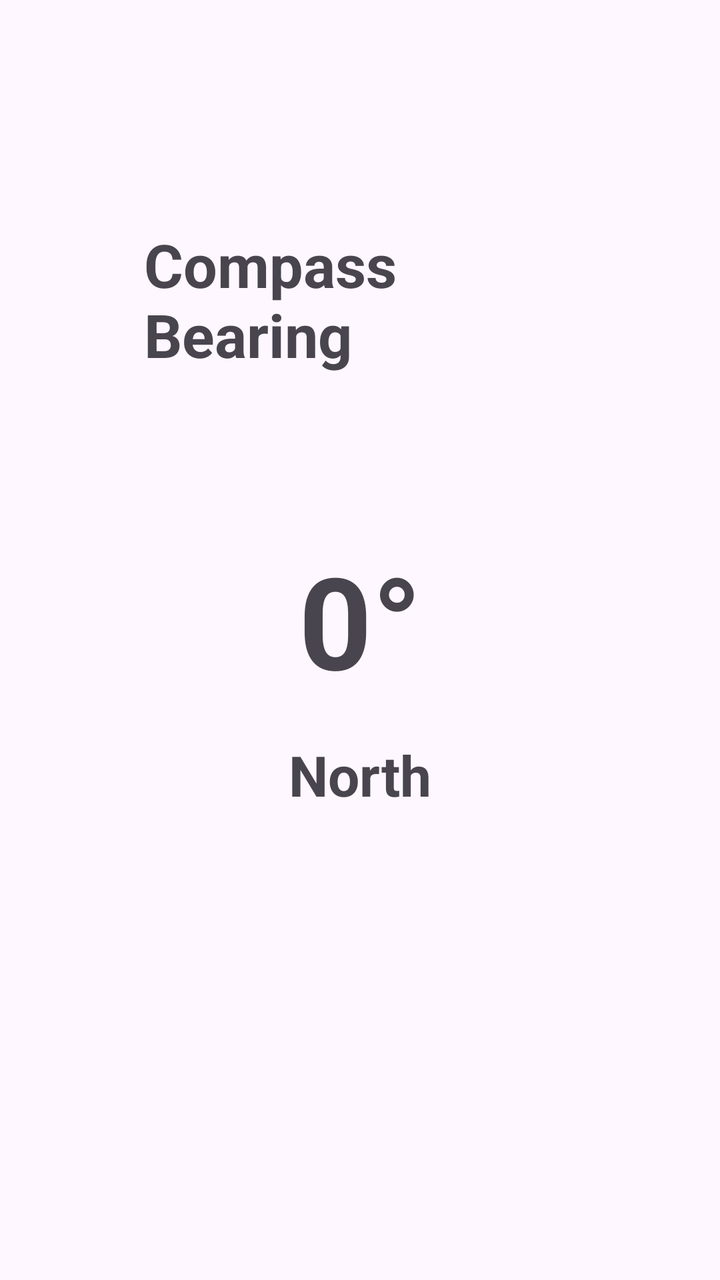
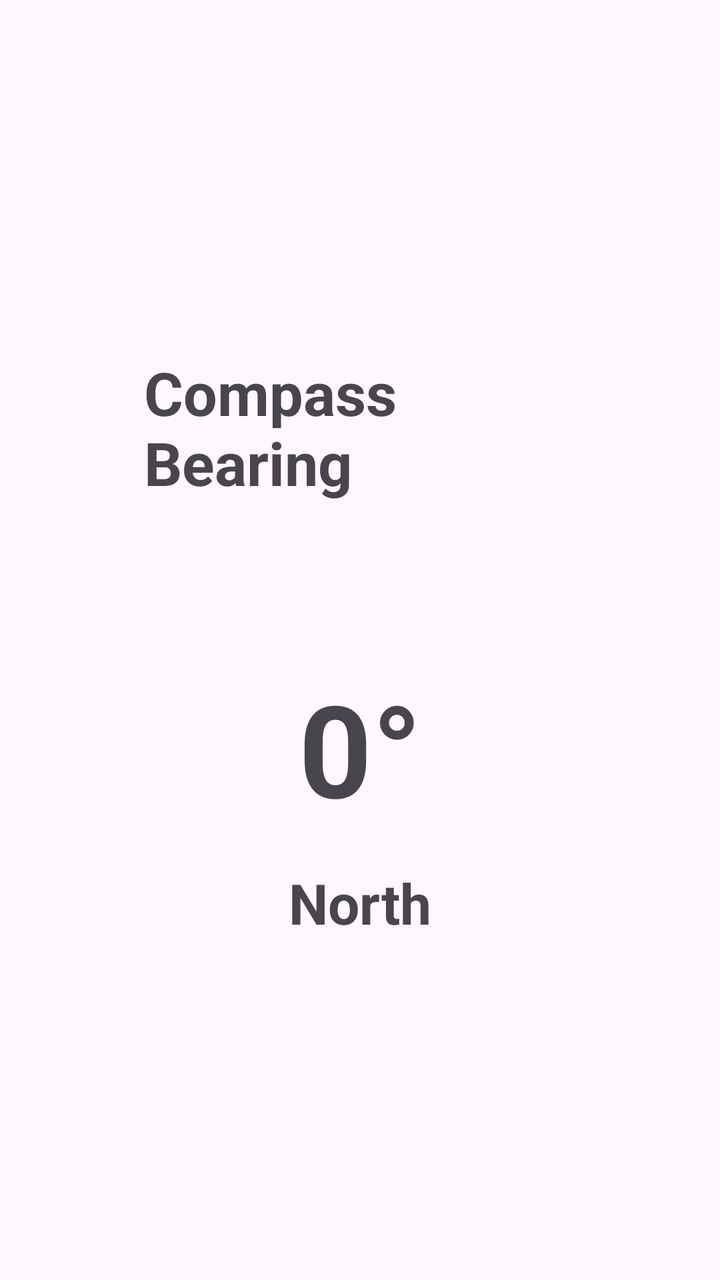

Screens rendered from an Android XML layout before and after an edit, with the pre-edit source and the edit as a unified diff.
<!-- AndroidManifest.xml: application theme Theme.LocationFinder -->
<!-- res/layout/activity_compass.xml -->
<?xml version="1.0" encoding="utf-8"?>
<androidx.constraintlayout.widget.ConstraintLayout xmlns:android="http://schemas.android.com/apk/res/android"
    xmlns:app="http://schemas.android.com/apk/res-auto"
    xmlns:tools="http://schemas.android.com/tools"
    android:id="@+id/main"
    android:layout_width="match_parent"
    android:layout_height="match_parent"
    android:padding="72dp"
    tools:context=".CompassActivity">

    <TextView
        android:id="@+id/compassTitleText"
        android:layout_width="wrap_content"
        android:layout_height="wrap_content"
        android:text="Compass Bearing"
        android:textSize="30sp"
        android:textStyle="bold"
        android:layout_marginTop="40dp"
        app:layout_constraintTop_toTopOf="parent"
        app:layout_constraintStart_toStartOf="parent"
        app:layout_constraintEnd_toEndOf="parent" />

    <TextView
        android:id="@+id/bearingText"
        android:layout_width="wrap_content"
        android:layout_height="wrap_content"
        android:text="0°"
        android:textSize="64sp"
        android:textStyle="bold"
        android:layout_marginTop="80dp"
        app:layout_constraintTop_toBottomOf="@id/compassTitleText"
        app:layout_constraintStart_toStartOf="parent"
        app:layout_constraintEnd_toEndOf="parent" />

    <TextView
        android:id="@+id/directionText"
        android:layout_width="wrap_content"
        android:layout_height="wrap_content"
        android:text="North"
        android:textSize="28sp"
        android:textStyle="bold"
        android:layout_marginTop="16dp"
        app:layout_constraintTop_toBottomOf="@id/bearingText"
        app:layout_constraintStart_toStartOf="parent"
        app:layout_constraintEnd_toEndOf="parent" />

</androidx.constraintlayout.widget.ConstraintLayout>
<!-- resources referenced by this layout -->
<resources>
  <style name="Theme.LocationFinder" parent="Base.Theme.LocationFinder" />
  <style name="Base.Theme.LocationFinder" parent="Theme.Material3.DayNight.NoActionBar">
          
          
      </style>
</resources>

<!-- the commit's change to res/layout/activity_compass.xml (unified diff, before → after) -->
@@ -8,6 +8,15 @@
     android:padding="72dp"
     tools:context=".CompassActivity">
 
+    <androidx.appcompat.widget.Toolbar
+        android:id="@+id/toolbar"
+        android:layout_width="0dp"
+        android:layout_height="?attr/actionBarSize"
+        android:title="Compass"
+        app:layout_constraintTop_toTopOf="parent"
+        app:layout_constraintStart_toStartOf="parent"
+        app:layout_constraintEnd_toEndOf="parent" />
+
     <TextView
         android:id="@+id/compassTitleText"
         android:layout_width="wrap_content"
@@ -16,7 +25,7 @@
         android:textSize="30sp"
         android:textStyle="bold"
         android:layout_marginTop="40dp"
-        app:layout_constraintTop_toTopOf="parent"
+        app:layout_constraintTop_toBottomOf="@id/toolbar"
         app:layout_constraintStart_toStartOf="parent"
         app:layout_constraintEnd_toEndOf="parent" />
 
